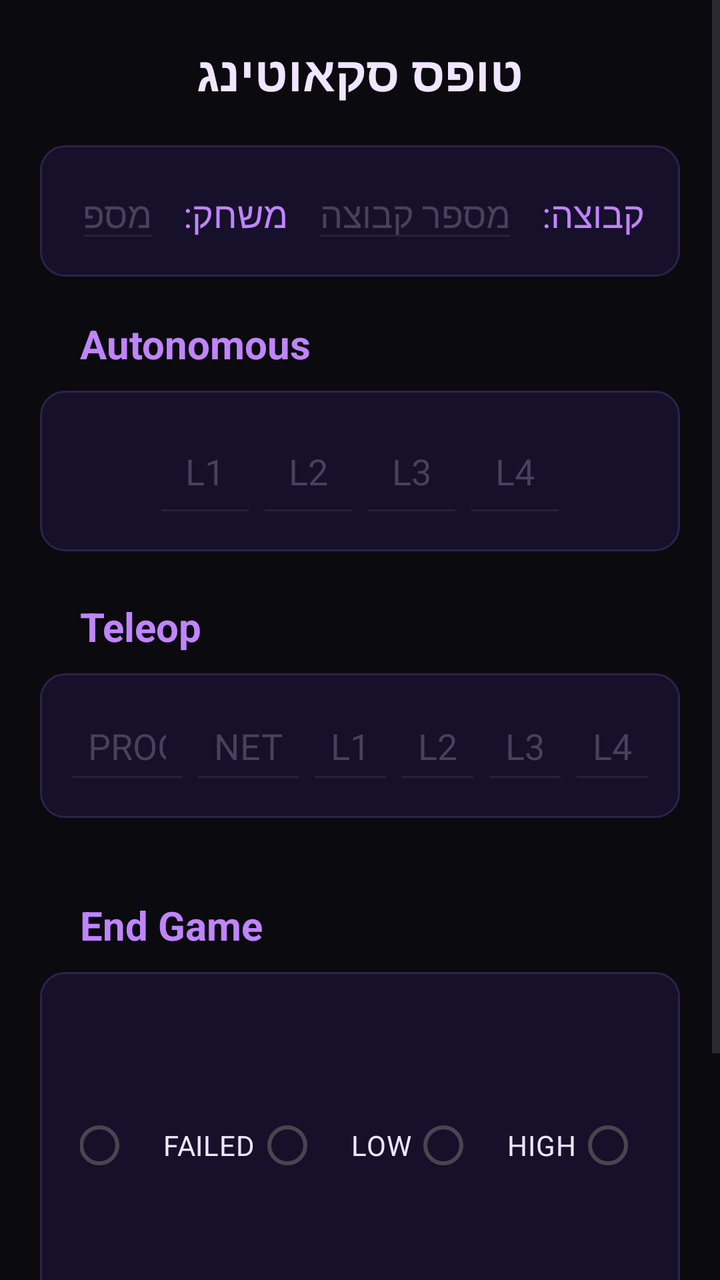
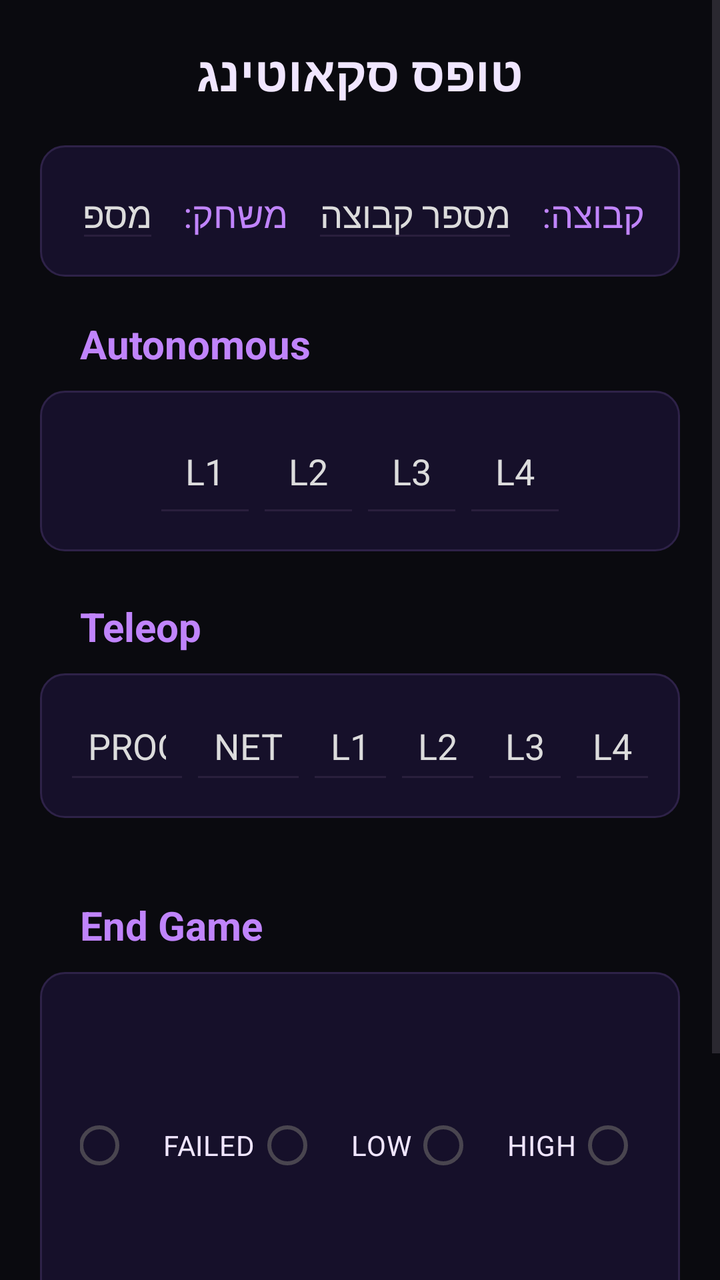

An Android layout rendered at two revisions. The XML below is the earlier revision; the diff shows what the commit changed to produce the second picture.
<!-- AndroidManifest.xml: application theme Theme.MainApp -->
<!-- res/layout/activity_forms.xml -->
<?xml version="1.0" encoding="utf-8"?>
<ScrollView xmlns:android="http://schemas.android.com/apk/res/android"
    xmlns:app="http://schemas.android.com/apk/res-auto"
    xmlns:tools="http://schemas.android.com/tools"
    android:layout_width="match_parent"
    android:layout_height="match_parent"
    android:background="#0A0A0F"
    tools:context=".Screens.FormsActivity">

    <LinearLayout
        android:layout_width="match_parent"
        android:layout_height="wrap_content"
        android:layoutDirection="rtl"
        android:orientation="vertical"
        android:padding="20dp">

        
        <TextView
            android:id="@+id/textViewFormsTitle"
            android:layout_width="wrap_content"
            android:layout_height="wrap_content"
            android:layout_gravity="center_horizontal"
            android:layout_marginBottom="20dp"
            android:text="טופס סקאוטינג"
            android:textColor="#F0E6FF"
            android:textSize="24sp"
            android:textStyle="bold" />

        
        <LinearLayout
            android:layout_width="match_parent"
            android:layout_height="wrap_content"
            android:layoutDirection="rtl"
            android:background="@drawable/card_bg_dark"
            android:padding="12dp"
            android:layout_marginBottom="20dp">

            <TextView
                android:id="@+id/teamText"
                android:layout_width="wrap_content"
                android:layout_height="wrap_content"
                android:layout_marginHorizontal="6dp"
                android:text="קבוצה:"
                android:textColor="#C084FC"
                android:textSize="18sp" />

            <EditText
                android:id="@+id/TeamNumberEditText"
                android:layout_width="wrap_content"
                android:layout_height="wrap_content"
                android:layout_marginHorizontal="6dp"
                android:hint="מספר קבוצה"
                android:textColor="#F0E6FF"
                android:textColorHint="#4A3F5C"

                android:inputType="number"
                android:backgroundTint="#2A1F3D" />

            <TextView
                android:id="@+id/gameText"
                android:layout_width="wrap_content"
                android:layout_height="wrap_content"
                android:layout_marginHorizontal="6dp"
                android:text="משחק:"
                android:textColor="#C084FC"

                android:inputType="number"
                android:textSize="18sp" />

            <EditText
                android:id="@+id/GameNumberEditText"
                android:layout_width="wrap_content"
                android:layout_height="wrap_content"
                android:layout_marginHorizontal="6dp"
                android:hint="מספר משחק"
                android:textColor="#F0E6FF"
                android:textColorHint="#4A3F5C"

                android:inputType="number"
                android:backgroundTint="#2A1F3D" />
        </LinearLayout>

        
        <TextView
            android:id="@+id/AutonomousText"
            android:layout_width="wrap_content"
            android:layout_height="wrap_content"
            android:layout_gravity="end"
            android:layout_marginEnd="20dp"
            android:layout_marginBottom="10dp"
            android:text="Autonomous"
            android:textColor="#C084FC"
            android:textSize="20sp"
            android:textStyle="bold" />

        <LinearLayout
            android:layout_width="match_parent"
            android:layout_height="wrap_content"
            android:layout_marginBottom="24dp"
            android:background="@drawable/card_bg_dark"
            android:gravity="center"
            android:padding="12dp">

            <EditText
                android:id="@+id/AutoL4Count"
                android:layout_width="wrap_content"
                android:layout_height="wrap_content"
                android:hint="L4"
                android:padding="16dp"
                android:textColor="#F0E6FF"
                android:textColorHint="#4A3F5C"

                android:inputType="number"
                android:backgroundTint="#2A1F3D" />

            <EditText
                android:id="@+id/AutoL3Count"
                android:layout_width="wrap_content"
                android:layout_height="wrap_content"
                android:hint="L3"
                android:padding="16dp"
                android:textColor="#F0E6FF"
                android:textColorHint="#4A3F5C"

                android:inputType="number"
                android:backgroundTint="#2A1F3D" />

            <EditText
                android:id="@+id/AutoL2Count"
                android:layout_width="wrap_content"
                android:layout_height="wrap_content"
                android:hint="L2"
                android:padding="16dp"
                android:textColor="#F0E6FF"
                android:textColorHint="#4A3F5C"

                android:inputType="number"
                android:backgroundTint="#2A1F3D" />

            <EditText
                android:id="@+id/AutoL1Count"
                android:layout_width="wrap_content"
                android:layout_height="wrap_content"
                android:hint="L1"
                android:padding="16dp"
                android:textColor="#F0E6FF"
                android:textColorHint="#4A3F5C"

                android:inputType="number"
                android:backgroundTint="#2A1F3D" />
        </LinearLayout>

        
        <TextView
            android:id="@+id/middleRightText"
            android:layout_width="wrap_content"
            android:layout_height="wrap_content"
            android:layout_gravity="end"
            android:layout_marginEnd="20dp"
            android:layout_marginBottom="10dp"
            android:text="Teleop"
            android:textColor="#C084FC"
            android:textSize="20sp"
            android:textStyle="bold" />

        <LinearLayout
            android:layout_width="match_parent"
            android:layout_height="wrap_content"
            android:background="@drawable/card_bg_dark"
            android:gravity="center"
            android:padding="12dp"
            android:layout_marginBottom="24dp">

            <EditText
                android:id="@+id/TeleopL4Count"
                android:layout_width="wrap_content"
                android:layout_height="wrap_content"
                android:hint="L4"
                android:padding="12dp"
                android:textColor="#F0E6FF"

                android:inputType="number"
                android:textColorHint="#4A3F5C"
                android:backgroundTint="#2A1F3D" />

            <EditText
                android:id="@+id/TeleopL3Count"
                android:layout_width="wrap_content"
                android:layout_height="wrap_content"
                android:hint="L3"
                android:padding="12dp"
                android:textColor="#F0E6FF"
                android:textColorHint="#4A3F5C"

                android:inputType="number"
                android:backgroundTint="#2A1F3D" />

            <EditText
                android:id="@+id/TeleopL2Count"
                android:layout_width="wrap_content"
                android:layout_height="wrap_content"
                android:hint="L2"
                android:padding="12dp"
                android:textColor="#F0E6FF"
                android:textColorHint="#4A3F5C"
                android:inputType="number"
                android:backgroundTint="#2A1F3D" />

            <EditText
                android:id="@+id/TeleopL1Count"
                android:layout_width="wrap_content"
                android:layout_height="wrap_content"
                android:hint="L1"
                android:padding="12dp"
                android:textColor="#F0E6FF"
                android:textColorHint="#4A3F5C"

                android:inputType="number"
                android:backgroundTint="#2A1F3D" />

            <EditText
                android:id="@+id/TeleopNetCount"
                android:layout_width="wrap_content"
                android:layout_height="wrap_content"
                android:hint="NET"
                android:padding="12dp"
                android:textColor="#F0E6FF"
                android:textColorHint="#4A3F5C"

                android:inputType="number"
                android:backgroundTint="#2A1F3D" />

            <EditText
                android:id="@+id/TeleopProCount"
                android:layout_width="wrap_content"
                android:layout_height="wrap_content"
                android:hint="PROC"
                android:padding="12dp"
                android:textColor="#F0E6FF"
                android:textColorHint="#4A3F5C"

                android:inputType="number"
                android:backgroundTint="#2A1F3D" />
        </LinearLayout>

        
        <TextView
            android:id="@+id/EndGameText"
            android:layout_width="wrap_content"
            android:layout_height="wrap_content"
            android:layout_gravity="end"
            android:layout_marginTop="16dp"
            android:layout_marginEnd="20dp"
            android:layout_marginBottom="10dp"
            android:text="End Game"
            android:textColor="#C084FC"
            android:textSize="20sp"
            android:textStyle="bold" />

        <RadioGroup
            android:id="@+id/ClimbGroup"
            android:layout_width="match_parent"
            android:layout_height="wrap_content"
            android:layout_marginBottom="24dp"
            android:background="@drawable/card_bg_dark"
            android:gravity="center"
            android:orientation="horizontal"
            android:padding="12dp">

            <RadioButton
                android:id="@+id/ClimbHigh"
                android:layout_width="wrap_content"
                android:layout_height="wrap_content"
                android:layout_marginHorizontal="8dp"
                android:text="HIGH"
                android:textColor="#F0E6FF"
                android:buttonTint="#C084FC" />

            <RadioButton
                android:id="@+id/ClimbLow"
                android:layout_width="wrap_content"
                android:layout_height="wrap_content"
                android:layout_marginHorizontal="8dp"
                android:text="LOW"
                android:textColor="#F0E6FF"
                android:buttonTint="#C084FC" />

            <RadioButton
                android:id="@+id/ClimbFailed"
                android:layout_width="wrap_content"
                android:layout_height="wrap_content"
                android:layout_marginHorizontal="8dp"
                android:text="FAILED"
                android:textColor="#F0E6FF"
                android:buttonTint="#C084FC" />

            <RadioButton
                android:id="@+id/ClimbDidntTry"
                android:layout_width="wrap_content"
                android:layout_height="wrap_content"
                android:layout_marginHorizontal="8dp"
                android:text="DIDNT TRY"
                android:textColor="#F0E6FF"
                android:buttonTint="#C084FC" />
        </RadioGroup>

        <Button
            android:id="@+id/buttonSave"
            android:layout_width="match_parent"
            android:layout_height="58dp"
            android:layout_marginTop="16dp"
            android:background="@drawable/btn_primary"
            android:stateListAnimator="@null"
            android:text="שמור ועדכן"
            android:textColor="#FFFFFF"
            android:textSize="15sp"
            android:textStyle="bold" />

        <ProgressBar
            android:id="@+id/progressBar"
            android:layout_width="wrap_content"
            android:layout_height="wrap_content"
            android:layout_gravity="center"
            android:layout_marginTop="12dp"
            android:indeterminateTint="#C084FC"
            android:visibility="gone" />

    </LinearLayout>
</ScrollView>
<!-- resources referenced by this layout -->
<resources>
  <!-- drawable btn_primary (drawable) -->
  <?xml version="1.0" encoding="utf-8"?>
  <shape xmlns:android="http://schemas.android.com/apk/res/android"
      android:shape="rectangle">
      <gradient
          android:startColor="#7C3AED"
          android:endColor="#9D00FF"
          android:angle="135"
          android:type="linear" />
      <corners android:radius="10dp" />
  </shape>
  <!-- drawable card_bg_dark (drawable) -->
  <?xml version="1.0" encoding="utf-8"?>
  <shape xmlns:android="http://schemas.android.com/apk/res/android"
      android:shape="rectangle">
      <solid android:color="#16102A" />
      <stroke android:width="1dp" android:color="#2E2248" />
      <corners android:radius="12dp" />
  </shape>
  <style name="Theme.MainApp" parent="Base.Theme.MainApp" />
  <style name="Base.Theme.MainApp" parent="Theme.Material3.DayNight.NoActionBar">
          
          
      </style>
</resources>

<!-- the commit's change to res/layout/activity_forms.xml (unified diff, before → after) -->
@@ -51,7 +51,7 @@
                 android:layout_marginHorizontal="6dp"
                 android:hint="מספר קבוצה"
                 android:textColor="#F0E6FF"
-                android:textColorHint="#4A3F5C"
+                android:textColorHint="#DCDCDC"
 
                 android:inputType="number"
                 android:backgroundTint="#2A1F3D" />
@@ -74,7 +74,7 @@
                 android:layout_marginHorizontal="6dp"
                 android:hint="מספר משחק"
                 android:textColor="#F0E6FF"
-                android:textColorHint="#4A3F5C"
+                android:textColorHint="#DCDCDC"
 
                 android:inputType="number"
                 android:backgroundTint="#2A1F3D" />
@@ -108,7 +108,7 @@
                 android:hint="L4"
                 android:padding="16dp"
                 android:textColor="#F0E6FF"
-                android:textColorHint="#4A3F5C"
+                android:textColorHint="#DCDCDC"
 
                 android:inputType="number"
                 android:backgroundTint="#2A1F3D" />
@@ -120,7 +120,7 @@
                 android:hint="L3"
                 android:padding="16dp"
                 android:textColor="#F0E6FF"
-                android:textColorHint="#4A3F5C"
+                android:textColorHint="#DCDCDC"
 
                 android:inputType="number"
                 android:backgroundTint="#2A1F3D" />
@@ -132,7 +132,7 @@
                 android:hint="L2"
                 android:padding="16dp"
                 android:textColor="#F0E6FF"
-                android:textColorHint="#4A3F5C"
+                android:textColorHint="#DCDCDC"
 
                 android:inputType="number"
                 android:backgroundTint="#2A1F3D" />
@@ -144,7 +144,7 @@
                 android:hint="L1"
                 android:padding="16dp"
                 android:textColor="#F0E6FF"
-                android:textColorHint="#4A3F5C"
+                android:textColorHint="#DCDCDC"
 
                 android:inputType="number"
                 android:backgroundTint="#2A1F3D" />
@@ -180,7 +180,7 @@
                 android:textColor="#F0E6FF"
 
                 android:inputType="number"
-                android:textColorHint="#4A3F5C"
+                android:textColorHint="#DCDCDC"
                 android:backgroundTint="#2A1F3D" />
 
             <EditText
@@ -190,7 +190,7 @@
                 android:hint="L3"
                 android:padding="12dp"
                 android:textColor="#F0E6FF"
-                android:textColorHint="#4A3F5C"
+                android:textColorHint="#DCDCDC"
 
                 android:inputType="number"
                 android:backgroundTint="#2A1F3D" />
@@ -202,7 +202,7 @@
                 android:hint="L2"
                 android:padding="12dp"
                 android:textColor="#F0E6FF"
-                android:textColorHint="#4A3F5C"
+                android:textColorHint="#DCDCDC"
                 android:inputType="number"
                 android:backgroundTint="#2A1F3D" />
 
@@ -213,7 +213,7 @@
                 android:hint="L1"
                 android:padding="12dp"
                 android:textColor="#F0E6FF"
-                android:textColorHint="#4A3F5C"
+                android:textColorHint="#DCDCDC"
 
                 android:inputType="number"
                 android:backgroundTint="#2A1F3D" />
@@ -225,7 +225,7 @@
                 android:hint="NET"
                 android:padding="12dp"
                 android:textColor="#F0E6FF"
-                android:textColorHint="#4A3F5C"
+                android:textColorHint="#DCDCDC"
 
                 android:inputType="number"
                 android:backgroundTint="#2A1F3D" />
@@ -237,7 +237,7 @@
                 android:hint="PROC"
                 android:padding="12dp"
                 android:textColor="#F0E6FF"
-                android:textColorHint="#4A3F5C"
+                android:textColorHint="#DCDCDC"
 
                 android:inputType="number"
                 android:backgroundTint="#2A1F3D" />
